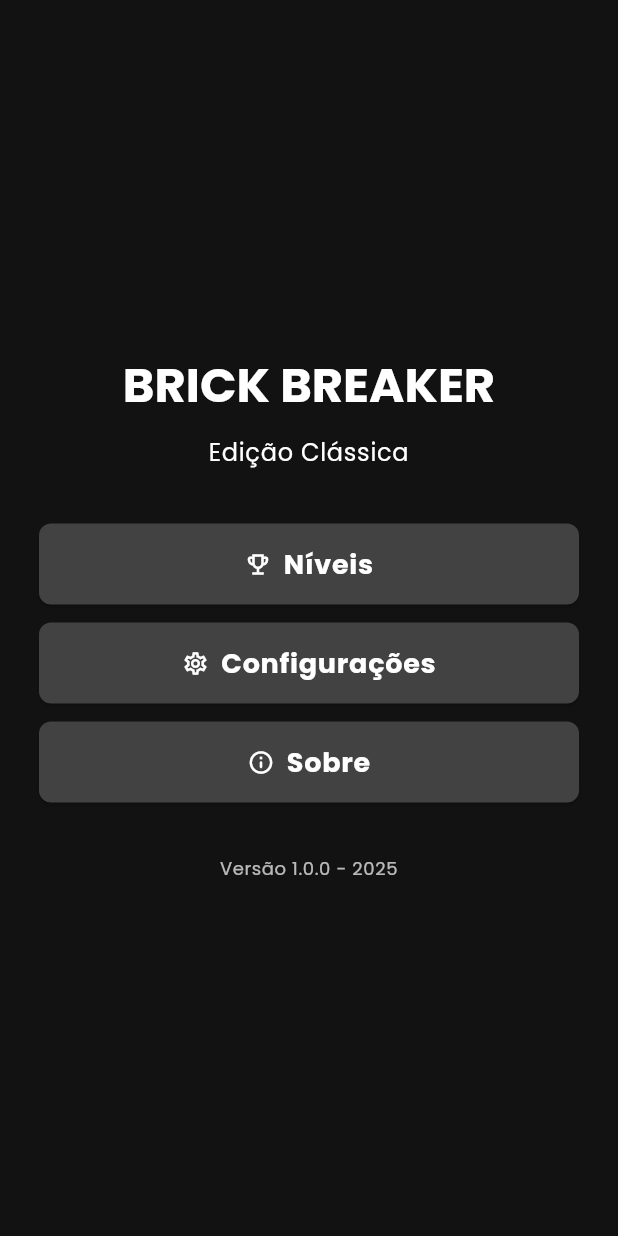
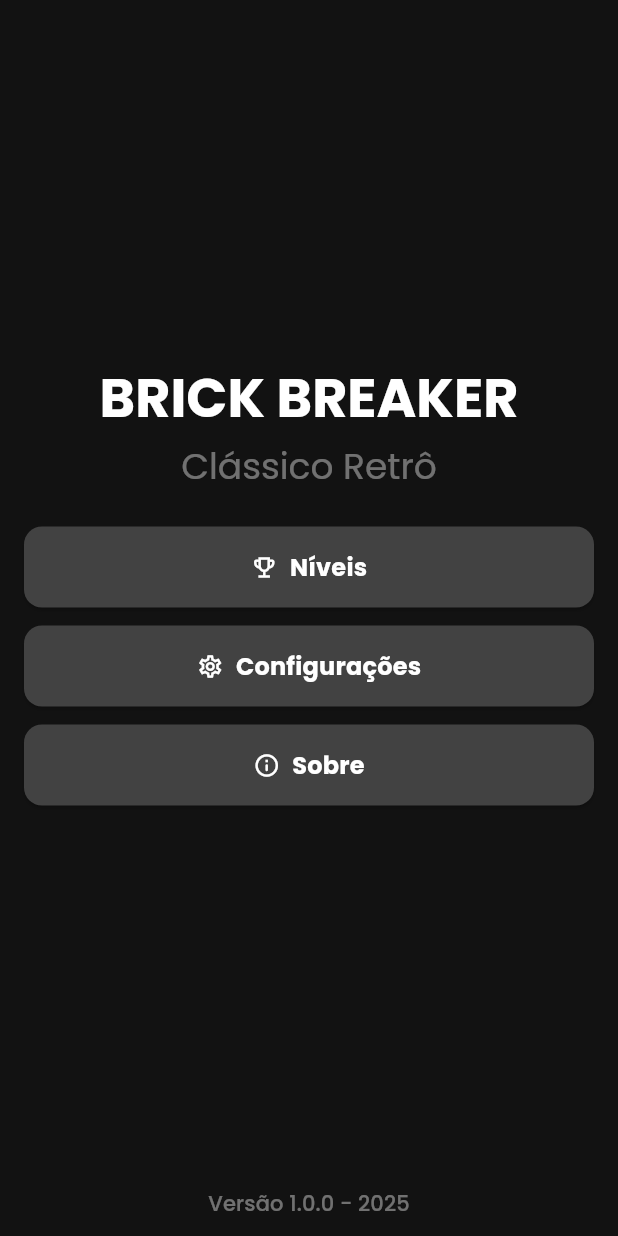
Before and after one commit to LucasLora/brick_breaker, a Flutter app: the screen it shows after launch, on a phone screen of 412 x 824 dp. Run offline on Flutter 3.47's test engine with Material 3 defaults, Android fonts, the phone set to English and light mode, and no system bars; our stand-ins replace google_fonts, shared_preferences.

Commit message:
Refactor Home Screen

```diff
--- a/lib/ui/screens/about/about_screen.dart
+++ b/lib/ui/screens/about/about_screen.dart
@@ -19,7 +19,7 @@ class AboutScreen extends StatelessWidget {
       footerText:
           "Inspirado no clássico Brick Breaker da Atari\n© 2025 - Todos os direitos reservados",
       body: [
-        AppCard(
+        const AppCard(
           title: "Brick Breaker - Edição Clássica",
           subtitle:
               "Uma recriação moderna do clássico jogo Brick Breaker da Atari (1976).",
--- a/lib/ui/screens/home/home_screen.dart
+++ b/lib/ui/screens/home/home_screen.dart
@@ -16,35 +16,49 @@ class HomeScreen extends StatelessWidget {
 
     return Scaffold(
       body: SafeArea(
+        child: Column(
+          children: [
+            Expanded(
               child: Center(
                 child: Padding(
-            padding: const EdgeInsets.symmetric(horizontal: 26.0),
+                  padding: const EdgeInsets.symmetric(horizontal: 16),
                   child: Column(
-              mainAxisAlignment: MainAxisAlignment.center,
+                    mainAxisSize: MainAxisSize.min,
                     children: [
                       Text(
                         'BRICK BREAKER',
-                  style: tt.headlineLarge?.copyWith(
+                        textAlign: TextAlign.center,
+                        style: tt.displaySmall?.copyWith(
                           fontWeight: FontWeight.bold,
-                    color: cs.onSurface,
+                          color: cs.onPrimary,
                         ),
                       ),
+
+                      const SizedBox(height: 8),
+
+                      Text(
+                        'Clássico Retrô',
+                        textAlign: TextAlign.center,
+                        style: tt.headlineSmall?.copyWith(
+                          color: cs.onPrimary.withAlpha(102),
+                        ),
+                      ),
+
+                      const SizedBox(height: 24),
+
+                      AppButton(
+                        icon: Icons.emoji_events_outlined,
+                        text: 'Níveis',
+                        onPressed: () {
+                          // TODO: Navegar para seleção de níveis
+                        },
+                      ),
+
                       const SizedBox(height: 12),
-                Text(
-                  'Edição Clássica',
-                  textAlign: TextAlign.center,
-                  style: tt.bodyLarge?.copyWith(color: cs.onSurface),
-                ),
-                const SizedBox(height: 36),
+
                       AppButton(
-                  label: 'Níveis',
-                  icon: Icons.emoji_events_outlined,
-                  onPressed: () => {},
-                ),
-                const SizedBox(height: 12),
-                AppButton(
-                  label: "Configurações",
                         icon: Icons.settings_outlined,
+                        text: "Configurações",
                         onPressed: () {
                           Navigator.push(
                             context,
@@ -57,10 +71,12 @@ class HomeScreen extends StatelessWidget {
                           );
                         },
                       ),
+
                       const SizedBox(height: 12),
+
                       AppButton(
-                  label: 'Sobre',
                         icon: Icons.info_outline_rounded,
+                        text: 'Sobre',
                         onPressed: () {
                           Navigator.push(
                             context,
@@ -73,21 +89,24 @@ class HomeScreen extends StatelessWidget {
                           );
                         },
                       ),
-                const SizedBox(height: 36),
-                Center(
+                    ],
+                  ),
+                ),
+              ),
+            ),
+            Padding(
+              padding: const EdgeInsets.symmetric(vertical: 12, horizontal: 16),
               child: Text(
                 "Versão 1.0.0 - 2025",
                 textAlign: TextAlign.center,
-                    style: tt.bodySmall?.copyWith(
-                      color: cs.onSurface.withAlpha(180),
+                style: tt.labelLarge?.copyWith(
+                  color: cs.onPrimary.withAlpha(102),
                 ),
               ),
             ),
           ],
         ),
       ),
-        ),
-      ),
     );
   }
 }
--- a/lib/ui/screens/settings/settings_screen.dart
+++ b/lib/ui/screens/settings/settings_screen.dart
@@ -23,7 +23,7 @@ class SettingsScreen extends StatelessWidget {
             return Column(
               children: [
                 AppCard(
-                  leading: Icon(Icons.volume_up),
+                  leading: const Icon(Icons.volume_up),
                   title: "ÁUDIO",
                   children: [
                     SwitchListTile(
@@ -49,7 +49,7 @@ class SettingsScreen extends StatelessWidget {
                 const SizedBox(height: 8),
 
                 AppCard(
-                  leading: Icon(Icons.vibration),
+                  leading: const Icon(Icons.vibration),
                   title: "VIBRAÇÃO",
                   children: [
                     SwitchListTile(
@@ -75,7 +75,7 @@ class SettingsScreen extends StatelessWidget {
                 const SizedBox(height: 8),
 
                 AppCard(
-                  leading: Icon(Icons.sports_esports),
+                  leading: const Icon(Icons.sports_esports),
                   title: "JOGABILIDADE",
                   children: [
                     ListTile(
--- a/lib/ui/widgets/app_button.dart
+++ b/lib/ui/widgets/app_button.dart
@@ -1,14 +1,14 @@
 import 'package:flutter/material.dart';
 
 class AppButton extends StatelessWidget {
-  final String label;
   final IconData icon;
+  final String text;
   final VoidCallback onPressed;
 
   const AppButton({
     super.key,
-    required this.label,
     required this.icon,
+    required this.text,
     required this.onPressed,
   });
 
@@ -25,19 +25,14 @@ class AppButton extends StatelessWidget {
         style: ElevatedButton.styleFrom(
           backgroundColor: cs.primary,
           foregroundColor: cs.onPrimary,
-          textStyle: tt.bodyLarge?.copyWith(
-            fontSize: 18,
-            fontWeight: FontWeight.w700,
+          textStyle: tt.titleMedium?.copyWith(fontWeight: FontWeight.bold),
+          shape: RoundedRectangleBorder(
+            borderRadius: BorderRadius.circular(12),
           ),
-          shape: RoundedRectangleBorder(borderRadius: BorderRadius.circular(8)),
         ),
         child: Row(
           mainAxisAlignment: MainAxisAlignment.center,
-          children: [
-            Icon(icon, color: cs.onSurface),
-            const SizedBox(width: 8),
-            Text(label),
-          ],
+          children: [Icon(icon), const SizedBox(width: 8), Text(text)],
         ),
       ),
     );
--- a/lib/ui/widgets/app_screen.dart
+++ b/lib/ui/widgets/app_screen.dart
@@ -3,15 +3,12 @@ import 'package:flutter/material.dart';
 class AppScreen extends StatelessWidget {
   static const String appBarText = "Voltar";
 
-  // Header
   final IconData? headerIcon;
   final String? headerTitle;
   final String? headerSubtitle;
 
-  // Body
   final List<Widget>? body;
 
-  // Footer
   final String? footerText;
 
   const AppScreen({
```
Lines whose indentation alone changed are shown as unchanged.
